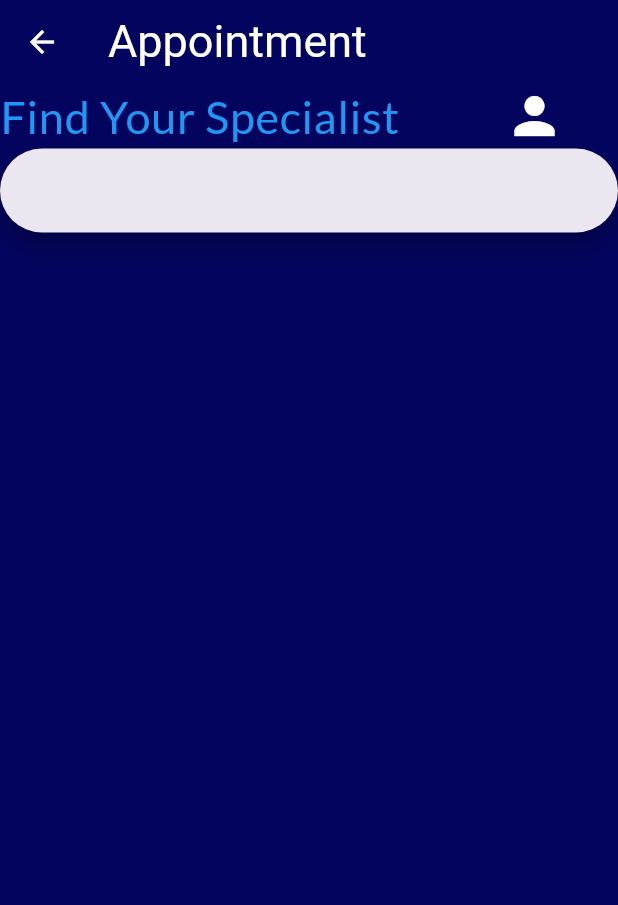
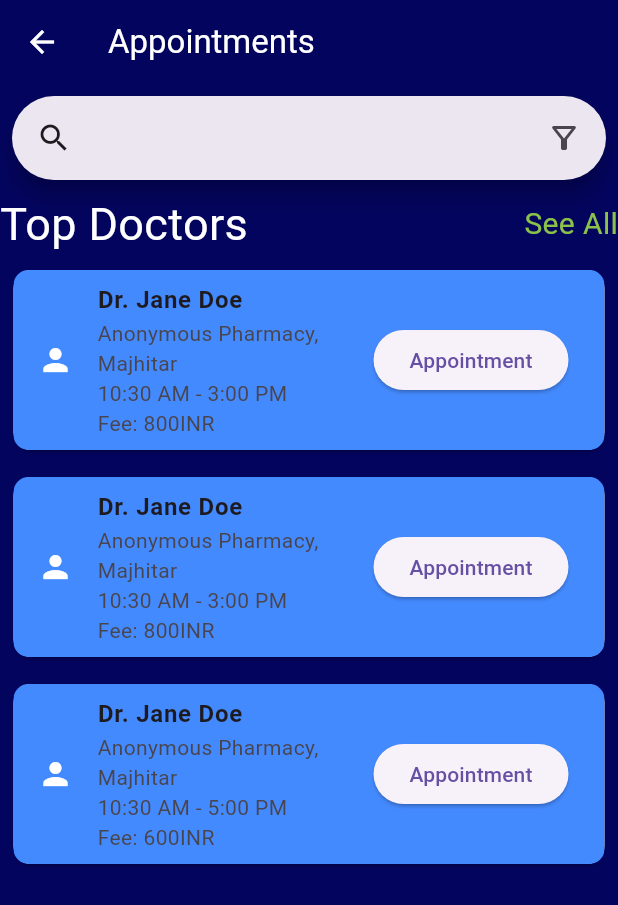
Before and after one commit to Google-Solutions-Challenge/PharmaQuill-App, a Flutter app: the Appointment screen opened by its route, on a phone screen of 412 x 824 dp. Shown: the top 905 px of the screen. Run offline on Flutter 3.47's test engine with Material 3 defaults, Android fonts, the phone set to English and light mode, and no system bars; our stand-ins replace gradient_borders; missing offline and left inert: fancy_password_field.

Commit message:
Created Appointment Screen

```diff
--- a/pharmaquill/lib/components/appointment.dart
+++ b/pharmaquill/lib/components/appointment.dart
@@ -1,5 +1,6 @@
 import 'package:flutter/material.dart';
-import 'package:google_fonts/google_fonts.dart';
+
+void main() => runApp(const Appointment());
 
 class Appointment extends StatefulWidget {
   const Appointment({super.key});
@@ -9,43 +10,146 @@ class Appointment extends StatefulWidget {
 }
 
 class _AppointmentState extends State<Appointment> {
+  bool isDark = false;
+
   @override
   Widget build(BuildContext context) {
     return Scaffold(
+      backgroundColor: const Color.fromRGBO(3, 4, 94, 1),
       appBar: AppBar(
-          leading: const BackButton(color: Colors.white),
         backgroundColor: const Color.fromRGBO(3, 4, 94, 1),
         title: const Text(
-            "Appointment",
-            textAlign: TextAlign.center,
-            style: TextStyle(fontSize: 30, color: Colors.white),
+          'Appointments',
+          style: TextStyle(color: Colors.white),
+        ),
+        leading: const BackButton(
+          color: Colors.white,
         ),
       ),
-        backgroundColor: const Color.fromRGBO(3, 4, 94, 1),
       body: Column(
         children: [
+          Padding(
+            padding: const EdgeInsets.all(8.0),
+            child: SearchAnchor(
+                builder: (BuildContext context, SearchController controller) {
+              return SearchBar(
+                  controller: controller,
+                  padding: const MaterialStatePropertyAll<EdgeInsets>(
+                      EdgeInsets.symmetric(horizontal: 16.0)),
+                  onTap: () {
+                    controller.openView();
+                  },
+                  onChanged: (_) {
+                    controller.openView();
+                  },
+                  leading: const Icon(Icons.search),
+                  trailing: const <Widget>[Icon(Icons.filter_alt_outlined)]);
+            }, suggestionsBuilder:
+                    (BuildContext context, SearchController controller) {
+              return List<ListTile>.generate(5, (int index) {
+                final String item = 'Doctor $index';
+                return ListTile(
+                  title: Text(item),
+                  onTap: () {
+                    setState(() {
+                      controller.closeView(item);
+                    });
+                  },
+                );
+              });
+            }),
+          ),
           Row(
             children: [
-                Text(
-                  "Find Your Specialist",
-                  style: GoogleFonts.lato(
-                    textStyle: const TextStyle(
-                        color: Colors.blue, letterSpacing: .5, fontSize: 30),
+              const Align(
+                alignment: Alignment.topLeft,
+                child: Text(
+                  "Top Doctors",
+                  style: TextStyle(color: Colors.white, fontSize: 30),
                 ),
               ),
-                const Padding(padding: EdgeInsets.only(left: 70)),
-                const Icon(
-                  Icons.person,
-                  size: 40,
-                  color: Colors.white,
+              const Spacer(),
+              Align(
+                alignment: Alignment.topRight,
+                child: InkWell(
+                  child: const Text(
+                    "See All",
+                    style: TextStyle(color: Colors.lightGreen, fontSize: 20),
+                  ),
+                  onTap: () => print("Hello World"),
+                ),
               )
             ],
           ),
-            const SearchBar(
-              padding: MaterialStatePropertyAll<EdgeInsets>(
-                  EdgeInsets.symmetric(horizontal: 16.0)),
-            )
+          DoctorList()
         ],
-        ));
+      ),
+    );
   }
 }
+
+class DoctorList extends StatelessWidget {
+  final List<Map<String, String>> doctors = [
+    {
+      'name': 'Dr. Jane Doe',
+      'specialty': 'Anonymous Pharmacy, Majhitar',
+      'time': '10:30 AM - 3:00 PM',
+      'fee': '800INR'
+    },
+    {
+      'name': 'Dr. Jane Doe',
+      'specialty': 'Anonymous Pharmacy, Majhitar',
+      'time': '10:30 AM - 3:00 PM',
+      'fee': '800INR'
+    },
+    {
+      'name': 'Dr. Jane Doe',
+      'specialty': 'Anonymous Pharmacy, Majhitar',
+      'time': '10:30 AM - 5:00 PM',
+      'fee': '600INR'
+    },
+  ];
+
+  @override
+  Widget build(BuildContext context) {
+    return ListView.builder(
+      shrinkWrap: true,
+      itemCount: doctors.length,
+      itemBuilder: (context, index) {
+        var doctor = doctors[index];
+        return Padding(
+          padding: const EdgeInsets.all(5),
+          child: Card(
+            child: ListTile(
+              shape: const RoundedRectangleBorder(
+                  borderRadius: BorderRadius.all(Radius.circular(10))),
+              tileColor: Colors.blueAccent,
+              leading: const Icon(
+                Icons.person,
+                color: Colors.white,
+              ), // Replace with actual image
+              title: Text(
+                doctor['name']!,
+                style: const TextStyle(fontWeight: FontWeight.bold),
+              ),
+              subtitle: Column(
+                crossAxisAlignment: CrossAxisAlignment.start,
+                children: [
+                  Text(doctor['specialty']!),
+                  Text(doctor['time']!),
+                  Text('Fee: ${doctor['fee']}'),
+                ],
+              ),
+              trailing: ElevatedButton(
+                onPressed: () {
+                  print("Button pressed");
+                },
+                child: const Text('Appointment'),
+              ),
+            ),
+          ),
+        );
+      },
+    );
+  }
+}
```
Lines whose indentation alone changed are shown as unchanged.
